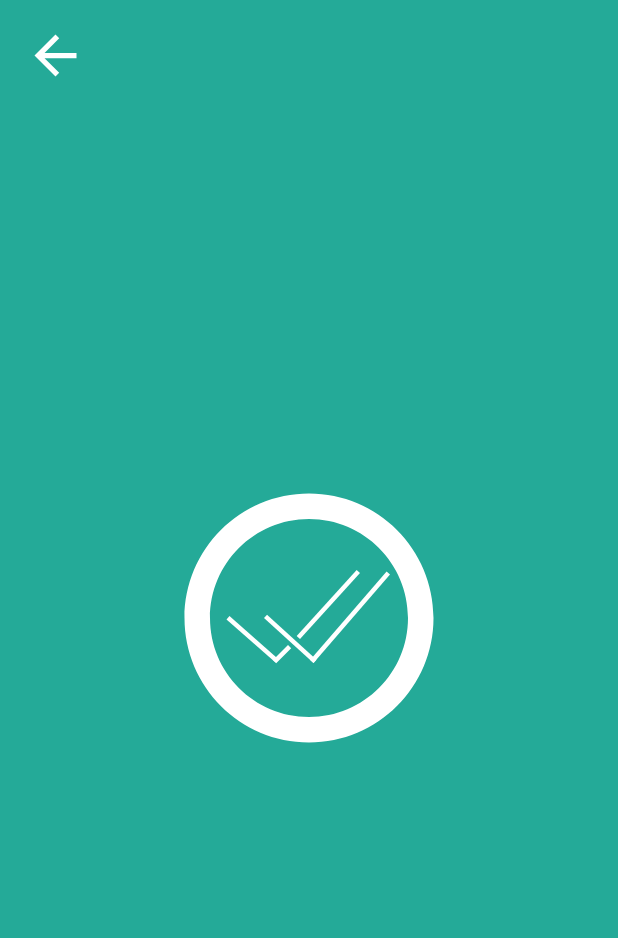
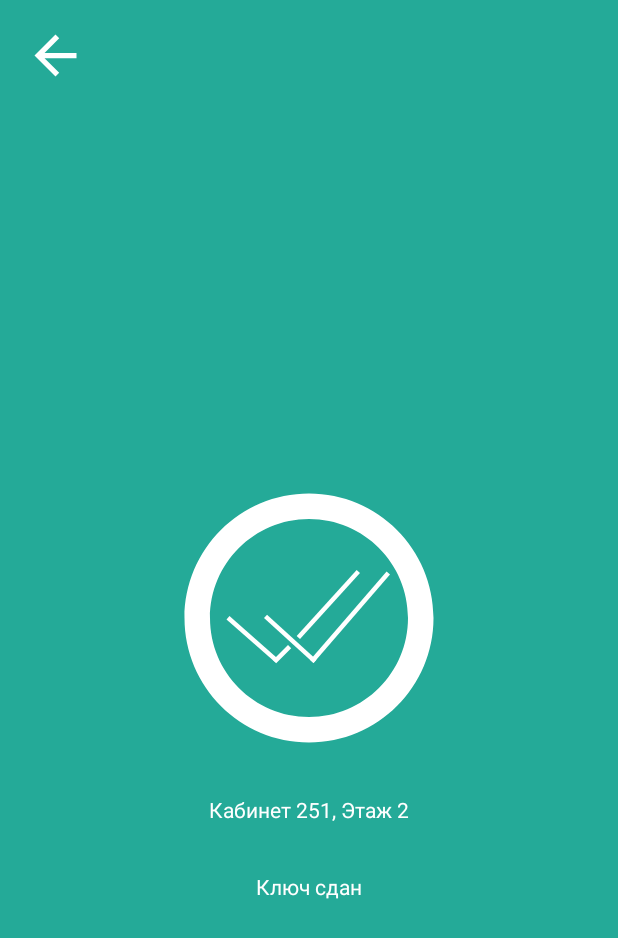
Before and after one commit to rigo-ptz/DoorsApp, an Android app: the layout activity_success.xml on its own in the app's theme, with its tools: preview values and no code run, on a phone screen of 412 x 824 dp. Shown: the top 938 px of the screen. Run offline under Robolectric (Android 15) with nearby library versions, the phone set to English and light mode, and no system bars.

Commit message:
Get key with schedule

```diff
--- a/app/build.gradle
+++ b/app/build.gradle
@@ -24,6 +24,7 @@ android {
 
     buildTypes {
         debug {
+            applicationIdSuffix "schedule"
             minifyEnabled false
         }
         release {
--- a/app/src/main/kotlin/com/jollypanda/petrsudoors/core/di/Injector.kt
+++ b/app/src/main/kotlin/com/jollypanda/petrsudoors/core/di/Injector.kt
@@ -2,6 +2,7 @@ package com.jollypanda.petrsudoors.core.di
 
 import com.google.gson.Gson
 import com.jollypanda.petrsudoors.core.App
+import com.jollypanda.petrsudoors.data.local.LocalStorage
 import com.jollypanda.petrsudoors.model.AccountModel
 import javax.inject.Inject
 
@@ -19,6 +20,9 @@ class Injector {
     @Inject
     lateinit var accountModel: AccountModel
 
+    @Inject
+    lateinit var localStorage: LocalStorage
+
     init {
         App.instance.coreComponent.injectTo(this)
     }
--- a/app/src/main/res/layout/activity_fail.xml
+++ b/app/src/main/res/layout/activity_fail.xml
@@ -46,6 +46,7 @@
             android:textSize="@dimen/sp18"
             android:gravity="center"
             android:text="@{failReason}"
+            android:textIsSelectable="true"
             tools:text="Ключа нет на вахте"/>
     </android.support.constraint.ConstraintLayout>
 </layout>
--- a/app/src/main/res/layout/activity_success.xml
+++ b/app/src/main/res/layout/activity_success.xml
@@ -1,10 +1,15 @@
 <?xml version="1.0" encoding="utf-8"?>
 <layout
     xmlns:android="http://schemas.android.com/apk/res/android"
-    xmlns:app="http://schemas.android.com/apk/res-auto">
+    xmlns:app="http://schemas.android.com/apk/res-auto"
+    xmlns:tools="http://schemas.android.com/tools">
 
     <data>
+        <import type="com.jollypanda.petrsudoors.data.remote.response.ACTION"/>
         <variable name="view" type="com.jollypanda.petrsudoors.ui.result.SuccessActivity"/>
+        <variable name="action" type="com.jollypanda.petrsudoors.data.remote.response.ACTION"/>
+        <variable name="roomNumber" type="String"/>
+        <variable name="roomFloor" type="String"/>
     </data>
 
     <android.support.constraint.ConstraintLayout
@@ -22,6 +27,7 @@
             android:onClick="@{() -> view.finish()}"/>
 
         <ImageView
+            android:id="@+id/ivSuccess"
             android:layout_width="wrap_content"
             android:layout_height="wrap_content"
             app:layout_constraintTop_toTopOf="parent"
@@ -29,5 +35,28 @@
             app:layout_constraintStart_toStartOf="parent"
             app:layout_constraintEnd_toEndOf="parent"
             app:srcCompat="@drawable/ic_success"/>
+
+        <TextView
+            android:id="@+id/tvRoomInfo"
+            android:layout_width="wrap_content"
+            android:layout_height="wrap_content"
+            android:layout_marginTop="@dimen/dp32"
+            app:layout_constraintTop_toBottomOf="@+id/ivSuccess"
+            app:layout_constraintStart_toStartOf="parent"
+            app:layout_constraintEnd_toEndOf="parent"
+            android:textColor="@android:color/white"
+            android:text="@{@string/roomInfo(roomNumber, roomFloor)}"
+            tools:text="Кабинет 251, Этаж 2"/>
+
+        <TextView
+            android:layout_width="wrap_content"
+            android:layout_height="wrap_content"
+            android:layout_marginTop="@dimen/dp32"
+            app:layout_constraintTop_toBottomOf="@+id/tvRoomInfo"
+            app:layout_constraintStart_toStartOf="parent"
+            app:layout_constraintEnd_toEndOf="parent"
+            android:textColor="@android:color/white"
+            android:text="@{action == ACTION.RETURN_KEY ? @string/hint_key_returned : @string/hint_key_get}"
+            tools:text="Ключ сдан"/>
     </android.support.constraint.ConstraintLayout>
 </layout>
--- a/app/src/main/res/values/strings.xml
+++ b/app/src/main/res/values/strings.xml
@@ -1,5 +1,5 @@
 <resources>
-    <string name="app_name">PetrsuDoors</string>
+    <string name="app_name">PetrsuDoors Schedule</string>
     <string name="hint_phone">Телефон</string>
     <string name="hint_email">E-mail</string>
     <string name="hint_pin_code">PIN-код</string>
@@ -7,11 +7,14 @@
     <string name="error_stub">Что-то пошло не так</string>
     <string name="btn_key_return">Сдать ключ</string>
     <string name="btn_key_get">Взять ключ</string>
-    <string name="btn_key_get_by_schedule">или найти ключ по расписанию</string>
+    <string name="btn_key_get_by_schedule">Взять ключ по расписанию</string>
     <string name="permission_title">Разрешения</string>
     <string name="permission_message">Для корректной работы технологии \"Neaby\" приложению требуется доступ к местоположению</string>
     <string name="permission_denied">Для продолжения работы дайте разрешения в настройках</string>
     <string name="hint_searching">Идет поиск вахты…</string>
     <string name="hint_lookout_found">Вахта найдена</string>
     <string name="hint_room_num">Номер кабинета</string>
+    <string name="hint_key_get">Ключ выдан</string>
+    <string name="hint_key_returned">Ключ сдан</string>
+    <string name="roomInfo">Кабинет %1$s, этаж %2$s</string>
 </resources>
```
Also changed, not shown: app/src/main/kotlin/com/jollypanda/petrsudoors/data/local/LocalStorage.kt (+8 -0 lines), app/src/main/kotlin/com/jollypanda/petrsudoors/data/remote/response/KeyResponse.kt (+10 -0 lines), app/src/main/kotlin/com/jollypanda/petrsudoors/ui/main/MainActivity.kt (+8 -34 lines), app/src/main/kotlin/com/jollypanda/petrsudoors/ui/main/MainViewModel.kt (+36 -6 lines), app/src/main/kotlin/com/jollypanda/petrsudoors/ui/result/SuccessActivity.kt (+17 -1 lines), app/src/main/kotlin/com/jollypanda/petrsudoors/utils/formatting/DateUtils.kt (added, +13 -0 lines), app/src/main/res/layout/activity_main.xml (+5 -34 lines).
